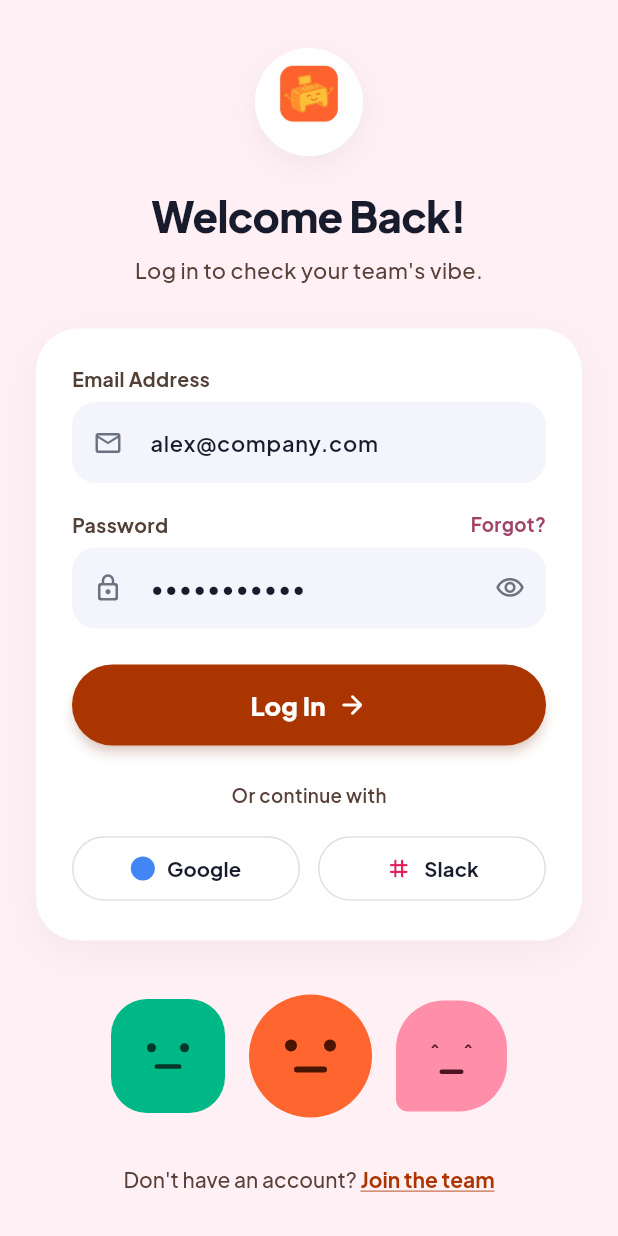
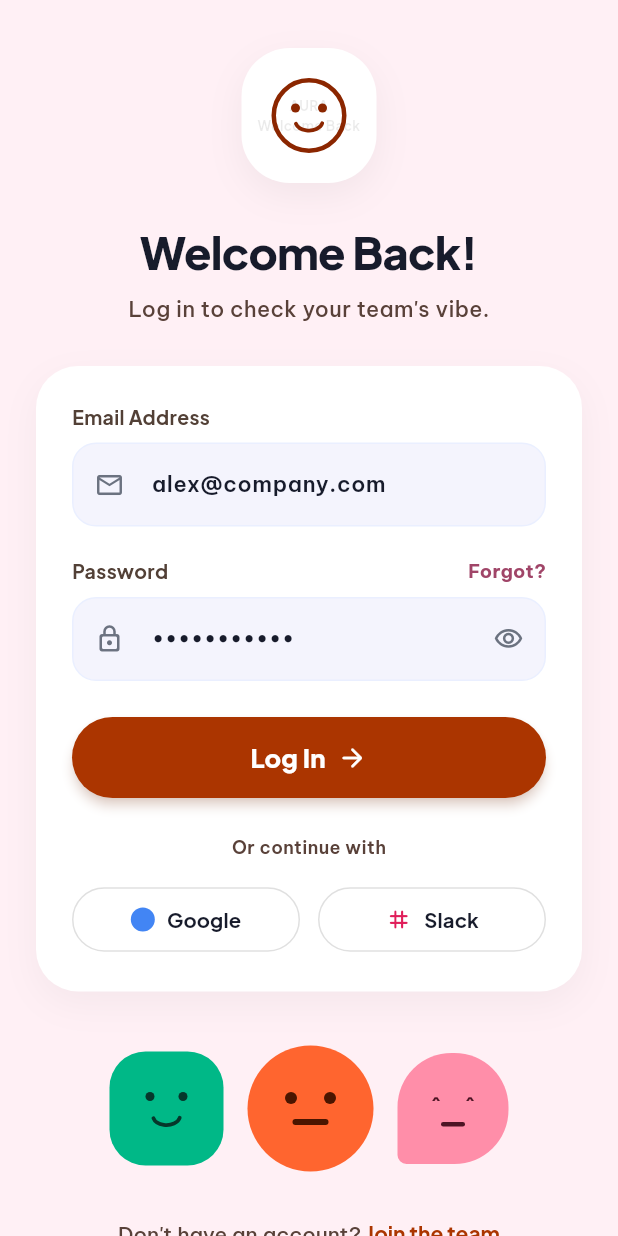
Before and after one commit to JustRamm/Happy-Desk, a Flutter app: the screen it shows after launch, after a tap on an icon or button, on a phone screen of 412 x 824 dp. Run offline on Flutter 3.47's test engine with Material 3 defaults, Android fonts, the phone set to English and light mode, and no system bars; our stand-ins replace google_fonts.

Commit message:
refactor: pixel-perfect Log In screen alignment with custom smile painters

```diff
--- a/lib/screens/login_screen.dart
+++ b/lib/screens/login_screen.dart
@@ -40,58 +40,108 @@ class _LoginScreenState extends State<LoginScreen> {
             children: [
               const SizedBox(height: 12),
 
-              // White Circular Logo Container with Mascot
+              // Top Mascot Container matching reference image
               Center(
                 child: Container(
-                  width: 72,
-                  height: 72,
+                  width: 90,
+                  height: 90,
                   decoration: BoxDecoration(
                     color: Colors.white,
-                    shape: BoxShape.circle,
+                    borderRadius: BorderRadius.circular(32),
                     boxShadow: [
                       BoxShadow(
                         color: Colors.black.withValues(alpha: 0.05),
-                        blurRadius: 16,
-                        offset: const Offset(0, 6),
+                        blurRadius: 20,
+                        offset: const Offset(0, 8),
                       ),
                     ],
                   ),
-                  child: ClipRRect(
-                    borderRadius: BorderRadius.circular(36),
-                    child: Image.asset(
-                      'assets/brand/app_icon.png',
-                      fit: BoxFit.cover,
-                      errorBuilder: (context, error, stackTrace) => const Center(
-                        child: Icon(
-                          Icons.sentiment_satisfied_alt_rounded,
-                          color: Color(0xFF8B2600),
-                          size: 42,
+                  child: Stack(
+                    alignment: Alignment.center,
+                    children: [
+                      // Subtle watermark background text inside card
+                      Opacity(
+                        opacity: 0.08,
+                        child: Text(
+                          'AURA\nWelcome Back',
+                          textAlign: TextAlign.center,
+                          style: GoogleFonts.plusJakartaSans(
+                            fontSize: 9,
+                            fontWeight: FontWeight.bold,
+                            color: Colors.black,
+                          ),
                         ),
                       ),
-                    ),
+                      // Main Brown Smiley Face Badge
+                      Container(
+                        width: 50,
+                        height: 50,
+                        decoration: BoxDecoration(
+                          shape: BoxShape.circle,
+                          border: Border.all(
+                            color: const Color(0xFF8B2600),
+                            width: 3,
+                          ),
+                        ),
+                        child: Column(
+                          mainAxisAlignment: MainAxisAlignment.center,
+                          children: [
+                            const SizedBox(height: 2),
+                            Row(
+                              mainAxisAlignment: MainAxisAlignment.center,
+                              children: [
+                                Container(
+                                  width: 6,
+                                  height: 6,
+                                  decoration: const BoxDecoration(
+                                    color: Color(0xFF8B2600),
+                                    shape: BoxShape.circle,
+                                  ),
+                                ),
+                                const SizedBox(width: 12),
+                                Container(
+                                  width: 6,
+                                  height: 6,
+                                  decoration: const BoxDecoration(
+                                    color: Color(0xFF8B2600),
+                                    shape: BoxShape.circle,
+                                  ),
+                                ),
+                              ],
+                            ),
+                            const SizedBox(height: 6),
+                            // Curved Smile Arc
+                            CustomPaint(
+                              size: const Size(18, 6),
+                              painter: _SmileArcPainter(color: const Color(0xFF8B2600)),
+                            ),
+                          ],
+                        ),
+                      ),
+                    ],
                   ),
                 ),
               ),
 
-              const SizedBox(height: 20),
+              const SizedBox(height: 24),
 
               // Title & Subtitle
               Text(
                 'Welcome Back!',
                 style: GoogleFonts.plusJakartaSans(
-                  fontSize: 28,
+                  fontSize: 30,
                   fontWeight: FontWeight.w800,
-                  color: AppTheme.titleDark,
+                  color: AppTheme.onSurface,
                   letterSpacing: -0.5,
                 ),
               ),
               const SizedBox(height: 6),
               Text(
                 'Log in to check your team\'s vibe.',
-                style: GoogleFonts.plusJakartaSans(
+                style: GoogleFonts.beVietnamPro(
                   fontSize: 14.5,
                   fontWeight: FontWeight.w500,
-                  color: AppTheme.textSecondary,
+                  color: AppTheme.onSurfaceVariant,
                 ),
               ),
 
@@ -117,14 +167,14 @@ class _LoginScreenState extends State<LoginScreen> {
                   children: [
                     // Email Address Field
                     _buildInputLabel('Email Address'),
-                    const SizedBox(height: 6),
+                    const SizedBox(height: 8),
                     _buildTextField(
                       controller: _emailController,
                       hintText: 'name@company.com',
                       icon: Icons.email_outlined,
                     ),
 
-                    const SizedBox(height: 18),
+                    const SizedBox(height: 20),
 
                     // Password Field with Forgot? Link
                     Row(
@@ -134,12 +184,12 @@ class _LoginScreenState extends State<LoginScreen> {
                         GestureDetector(
                           onTap: () {
                             ScaffoldMessenger.of(context).showSnackBar(
-                              const SnackBar(content: Text('Password reset email sent!')),
+                              const SnackBar(content: Text('Password reset link sent!')),
                             );
                           },
                           child: Text(
                             'Forgot?',
-                            style: GoogleFonts.plusJakartaSans(
+                            style: GoogleFonts.beVietnamPro(
                               fontSize: 12.5,
                               fontWeight: FontWeight.w700,
                               color: const Color(0xFFA04568),
@@ -148,7 +198,7 @@ class _LoginScreenState extends State<LoginScreen> {
                         ),
                       ],
                     ),
-                    const SizedBox(height: 6),
+                    const SizedBox(height: 8),
                     _buildTextField(
                       controller: _passwordController,
                       hintText: '••••••••',
@@ -171,10 +221,10 @@ class _LoginScreenState extends State<LoginScreen> {
                       child: ElevatedButton(
                         onPressed: widget.onLoginSuccess,
                         style: ElevatedButton.styleFrom(
-                          backgroundColor: AppTheme.primaryRust,
+                          backgroundColor: AppTheme.primary,
                           foregroundColor: Colors.white,
                           elevation: 3,
-                          shadowColor: AppTheme.primaryRust.withValues(alpha: 0.4),
+                          shadowColor: AppTheme.primary.withValues(alpha: 0.4),
                           shape: RoundedRectangleBorder(
                             borderRadius: BorderRadius.circular(28),
                           ),
@@ -198,14 +248,14 @@ class _LoginScreenState extends State<LoginScreen> {
 
                     const SizedBox(height: 24),
 
-                    // Or continue with Divider Label
+                    // Or continue with Divider
                     Center(
                       child: Text(
                         'Or continue with',
-                        style: GoogleFonts.plusJakartaSans(
-                          fontSize: 12.5,
+                        style: GoogleFonts.beVietnamPro(
+                          fontSize: 12,
                           fontWeight: FontWeight.w600,
-                          color: AppTheme.textSecondary,
+                          color: AppTheme.onSurfaceVariant,
                         ),
                       ),
                     ),
@@ -236,7 +286,7 @@ class _LoginScreenState extends State<LoginScreen> {
                                   style: GoogleFonts.plusJakartaSans(
                                     fontSize: 13.5,
                                     fontWeight: FontWeight.w700,
-                                    color: AppTheme.titleDark,
+                                    color: AppTheme.onSurface,
                                   ),
                                 ),
                               ],
@@ -267,7 +317,7 @@ class _LoginScreenState extends State<LoginScreen> {
                                   style: GoogleFonts.plusJakartaSans(
                                     fontSize: 13.5,
                                     fontWeight: FontWeight.w700,
-                                    color: AppTheme.titleDark,
+                                    color: AppTheme.onSurface,
                                   ),
                                 ),
                               ],
@@ -282,7 +332,7 @@ class _LoginScreenState extends State<LoginScreen> {
 
               const SizedBox(height: 36),
 
-              // Playful Mood Characters Row (Teal, Orange, Pink)
+              // Playful Mood Characters Row (Teal Squircle, Orange Circle, Pink Speech Bubble)
               Row(
                 mainAxisAlignment: MainAxisAlignment.center,
                 children: [
@@ -305,14 +355,10 @@ class _LoginScreenState extends State<LoginScreen> {
                             Container(width: 6, height: 6, decoration: const BoxDecoration(color: Color(0xFF06372B), shape: BoxShape.circle)),
                           ],
                         ),
-                        const SizedBox(height: 8),
-                        Container(
-                          width: 18,
-                          height: 3,
-                          decoration: BoxDecoration(
-                            color: const Color(0xFF06372B),
-                            borderRadius: BorderRadius.circular(2),
-                          ),
+                        const SizedBox(height: 10),
+                        CustomPaint(
+                          size: const Size(18, 6),
+                          painter: _SmileArcPainter(color: const Color(0xFF06372B)),
                         ),
                       ],
                     ),
@@ -322,8 +368,8 @@ class _LoginScreenState extends State<LoginScreen> {
 
                   // Mood 2: Orange Neutral Circle
                   Container(
-                    width: 82,
-                    height: 82,
+                    width: 84,
+                    height: 84,
                     decoration: const BoxDecoration(
                       color: Color(0xFFFF652F),
                       shape: BoxShape.circle,
@@ -341,7 +387,7 @@ class _LoginScreenState extends State<LoginScreen> {
                         ),
                         const SizedBox(height: 10),
                         Container(
-                          width: 22,
+                          width: 24,
                           height: 4,
                           decoration: BoxDecoration(
                             color: const Color(0xFF4A1500),
@@ -354,17 +400,17 @@ class _LoginScreenState extends State<LoginScreen> {
 
                   const SizedBox(width: 16),
 
-                  // Mood 3: Pink Tear / Speech Bubble Shape
+                  // Mood 3: Pink Speech Bubble / Leaf Shape
                   Container(
                     width: 74,
                     height: 74,
                     decoration: const BoxDecoration(
                       color: Color(0xFFFF8EA9),
                       borderRadius: BorderRadius.only(
-                        topLeft: Radius.circular(32),
-                        topRight: Radius.circular(32),
-                        bottomRight: Radius.circular(32),
-                        bottomLeft: Radius.circular(8),
+                        topLeft: Radius.circular(36),
+                        topRight: Radius.circular(36),
+                        bottomRight: Radius.circular(36),
+                        bottomLeft: Radius.circular(6),
                       ),
                     ),
                     child: Column(
@@ -373,9 +419,9 @@ class _LoginScreenState extends State<LoginScreen> {
                         const Row(
                           mainAxisAlignment: MainAxisAlignment.center,
                           children: [
-                            Text('^', style: TextStyle(color: Color(0xFF4D1424), fontSize: 13, fontWeight: FontWeight.bold)),
+                            Text('^', style: TextStyle(color: Color(0xFF4D1424), fontSize: 13, fontWeight: FontWeight.w900)),
                             SizedBox(width: 14),
-                            Text('^', style: TextStyle(color: Color(0xFF4D1424), fontSize: 13, fontWeight: FontWeight.bold)),
+                            Text('^', style: TextStyle(color: Color(0xFF4D1424), fontSize: 13, fontWeight: FontWeight.w900)),
                           ],
                         ),
                         const SizedBox(height: 2),
@@ -400,9 +446,9 @@ class _LoginScreenState extends State<LoginScreen> {
                 onTap: widget.onSignUpTap,
                 child: RichText(
                   text: TextSpan(
-                    style: GoogleFonts.plusJakartaSans(
+                    style: GoogleFonts.beVietnamPro(
                       fontSize: 14,
-                      color: AppTheme.textSecondary,
+                      color: AppTheme.onSurfaceVariant,
                       fontWeight: FontWeight.w500,
                     ),
                     children: [
@@ -410,7 +456,7 @@ class _LoginScreenState extends State<LoginScreen> {
                       TextSpan(
                         text: 'Join the team',
                         style: GoogleFonts.plusJakartaSans(
-                          color: AppTheme.primaryRust,
+                          color: AppTheme.primary,
                           fontWeight: FontWeight.w700,
                           decoration: TextDecoration.underline,
                         ),
@@ -451,18 +497,22 @@ class _LoginScreenState extends State<LoginScreen> {
       decoration: BoxDecoration(
         color: const Color(0xFFF4F4FD),
         borderRadius: BorderRadius.circular(16),
+        border: Border.all(
+          color: const Color(0xFFEAEFFF),
+          width: 1,
+        ),
       ),
       child: TextField(
         controller: controller,
         obscureText: obscureText,
-        style: GoogleFonts.plusJakartaSans(
+        style: GoogleFonts.beVietnamPro(
           fontSize: 14.5,
           fontWeight: FontWeight.w600,
-          color: AppTheme.titleDark,
+          color: AppTheme.onSurface,
         ),
         decoration: InputDecoration(
           hintText: hintText,
-          hintStyle: GoogleFonts.plusJakartaSans(
+          hintStyle: GoogleFonts.beVietnamPro(
             color: Colors.grey.shade500,
             fontSize: 14,
           ),
@@ -503,6 +553,27 @@ class _LoginScreenState extends State<LoginScreen> {
   }
 }
 
+class _SmileArcPainter extends CustomPainter {
+  final Color color;
+
+  _SmileArcPainter({required this.color});
+
+  @override
+  void paint(Canvas canvas, Size size) {
+    final paint = Paint()
+      ..color = color
+      ..style = PaintingStyle.stroke
+      ..strokeWidth = 2.5
+      ..strokeCap = StrokeCap.round;
+
+    final rect = Rect.fromLTWH(0, -size.height, size.width, size.height * 2);
+    canvas.drawArc(rect, 0.2, 2.7, false, paint);
+  }
+
+  @override
+  bool shouldRepaint(covariant CustomPainter oldDelegate) => false;
+}
+
 class _GoogleIconPainter extends CustomPainter {
   @override
   void paint(Canvas canvas, Size size) {
```
